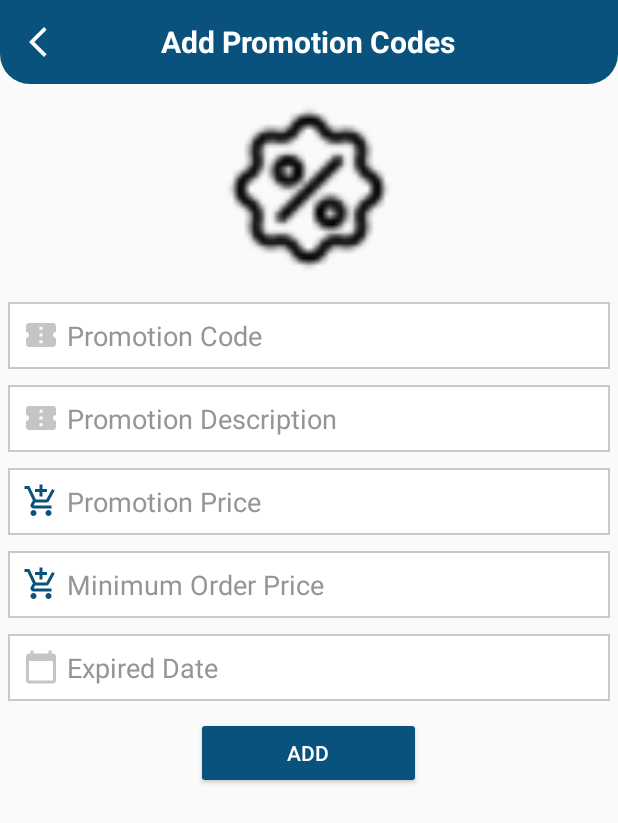
After one commit to Darksider1403/Grocery, an Android app: the AddPromotionCodeActivity screen opened directly, with no data from a screen before it, on a phone screen of 412 x 824 dp. The commit adds this screen. Shown: the top 823 px of the screen. Run offline under Robolectric (Android 15) with nearby library versions, the phone set to English and light mode, and no system bars; our stand-ins replace Firebase (no records; nobody signed in at launch, a user with empty details on screens opened directly).

Commit message:
UPDATE add promotion

```diff
--- /dev/null
+++ b/app/src/main/java/com/example/grocery/activities/AddPromotionCodeActivity.java
@@ -0,0 +1,170 @@
+package com.example.grocery.activities;
+
+import android.app.DatePickerDialog;
+import android.app.ProgressDialog;
+import android.os.Bundle;
+import android.text.TextUtils;
+import android.view.View;
+import android.widget.Button;
+import android.widget.DatePicker;
+import android.widget.EditText;
+import android.widget.ImageButton;
+import android.widget.ImageView;
+import android.widget.Toast;
+
+import androidx.activity.EdgeToEdge;
+import androidx.annotation.NonNull;
+import androidx.appcompat.app.AppCompatActivity;
+import androidx.core.graphics.Insets;
+import androidx.core.view.ViewCompat;
+import androidx.core.view.WindowInsetsCompat;
+
+import com.example.grocery.R;
+import com.google.android.gms.tasks.OnFailureListener;
+import com.google.android.gms.tasks.OnSuccessListener;
+import com.google.firebase.auth.FirebaseAuth;
+import com.google.firebase.database.DatabaseReference;
+import com.google.firebase.database.FirebaseDatabase;
+
+import java.text.DecimalFormat;
+import java.util.Calendar;
+import java.util.HashMap;
+
+public class AddPromotionCodeActivity extends AppCompatActivity {
+    private ImageButton backBtn;
+    private ImageView imageIv;
+    private EditText promoCodeEt,promoDescriptionEt,promoPriceEt,minimumOrderPriceEt,expireDateTv;
+    private Button addBtn;
+    FirebaseAuth firebaseAuth;
+    ProgressDialog progressDialog;
+    @Override
+    protected void onCreate(Bundle savedInstanceState) {
+        super.onCreate(savedInstanceState);
+        setContentView(R.layout.activity_add_promotion_code);
+        //init
+        backBtn = findViewById(R.id.backBtn);
+        imageIv = findViewById(R.id.imageIv);
+        promoCodeEt = findViewById(R.id.promoCodeEt);
+        promoDescriptionEt = findViewById(R.id.promoDescriptionEt);
+        promoPriceEt = findViewById(R.id.promoPriceEt);
+        minimumOrderPriceEt = findViewById(R.id.minimumOrderPriceEt);
+        expireDateTv = findViewById(R.id.expireDateTv);
+        addBtn = findViewById(R.id.addBtn);
+        firebaseAuth = FirebaseAuth.getInstance();
+        progressDialog = new ProgressDialog(this);
+        progressDialog.setTitle("Please wait");
+        progressDialog.setCanceledOnTouchOutside(false);
+        backBtn.setOnClickListener(new View.OnClickListener() {
+            @Override
+            public void onClick(View v) {
+                onBackPressed();
+            }
+        });
+        //Handle date
+        expireDateTv.setOnClickListener(new View.OnClickListener() {
+            @Override
+            public void onClick(View v) {
+                datePickDialog();
+            }
+        });
+        //Handle click add promo to db
+        addBtn.setOnClickListener(new View.OnClickListener() {
+            @Override
+            public void onClick(View v) {
+                inputData();
+            }
+        });
+
+    }
+    private String description,promoCode,promoPrice,minimumOrderPrice,expireDate;
+    private void inputData() {
+        //input data
+        promoCode = promoCodeEt.getText().toString().trim();
+        description = promoDescriptionEt.getText().toString().trim();
+        promoPrice = promoPriceEt.getText().toString().trim();
+        minimumOrderPrice = minimumOrderPriceEt.getText().toString().trim();
+        expireDate=expireDateTv.getText().toString().trim();
+
+        if(TextUtils.isEmpty(promoCode)){
+            Toast.makeText(this,"Enter discount code...",Toast.LENGTH_SHORT).show();
+            return;
+        }
+        if(TextUtils.isEmpty(description)){
+            Toast.makeText(this,"Enter description...",Toast.LENGTH_SHORT).show();
+            return;
+        }
+        if(TextUtils.isEmpty(promoPrice)){
+            Toast.makeText(this,"Enter promotion price...",Toast.LENGTH_SHORT).show();
+            return;
+        } if(TextUtils.isEmpty(minimumOrderPrice)){
+            Toast.makeText(this,"Enter minimum order price",Toast.LENGTH_SHORT).show();
+            return;
+        }
+        if(TextUtils.isEmpty(expireDate)){
+            Toast.makeText(this,"Enter discount code...",Toast.LENGTH_SHORT).show();
+            return;
+        }
+
+        addDataToDB();
+    }
+
+    private void addDataToDB() {
+        progressDialog.setMessage("Adding Promotion Code");
+        progressDialog.show();
+
+        String timestamp = ""+System.currentTimeMillis();
+        //setup data to add in db
+        HashMap<String, Object> hashMap = new HashMap<>();
+        hashMap.put("id",""+timestamp);
+        hashMap.put("timestamp",""+timestamp);
+        hashMap.put("description",""+description);
+        hashMap.put("promoCode",""+promoCode);
+        hashMap.put("promoPrice",""+promoPrice);
+        hashMap.put("minimumOrderPrice",""+minimumOrderPrice);
+        hashMap.put("expireDate",""+expireDate);
+        //init reference
+        DatabaseReference ref = FirebaseDatabase.getInstance("https://grocery-c0677-default-rtdb.asia-southeast1.firebasedatabase.app").getReference("Users");
+        ref.child(firebaseAuth.getUid()).child("Promotions").child(timestamp)
+                .setValue(hashMap)
+                .addOnSuccessListener(new OnSuccessListener<Void>() {
+                    @Override
+                    public void onSuccess(Void unused) {
+                        //code added
+                        progressDialog.dismiss();
+                        Toast.makeText(AddPromotionCodeActivity.this,"Promotion code added",Toast.LENGTH_SHORT).show();
+                    }
+                }).addOnFailureListener(new OnFailureListener() {
+                    @Override
+                    public void onFailure(@NonNull Exception e) {
+                        Toast.makeText(AddPromotionCodeActivity.this, ""+e.getMessage(),Toast.LENGTH_SHORT).show();
+
+                    }
+                });
+
+    }
+
+    private void datePickDialog() {
+        //get current date
+        Calendar c = Calendar.getInstance();
+        int mYear = c.get(Calendar.YEAR);
+        int mMonth = c.get(Calendar.MONTH);
+        int mDay = c.get(Calendar.DAY_OF_MONTH);
+        //date pick dialog
+        DatePickerDialog datePickerDialog = new DatePickerDialog(this, new DatePickerDialog.OnDateSetListener() {
+            @Override
+            public void onDateSet(DatePicker view, int year, int monthOfYear, int dayOfMonth) {
+                DecimalFormat mFormat = new DecimalFormat("00");
+                String pDay = mFormat.format(dayOfMonth);
+                String pMonth = mFormat.format(monthOfYear);
+                String pYear = ""+year;
+                String pDate = pDay +"/"+pMonth+"/"+pYear;//26/2/2090
+                expireDateTv.setText(pDate);
+            }
+        },mYear,mMonth,mDay);
+        //show dialog
+        datePickerDialog.show();
+        //diasable past date
+        datePickerDialog.getDatePicker().setMinDate(System.currentTimeMillis()-1000);
+
+    }
+}
--- /dev/null
+++ b/app/src/main/res/drawable/baseline_add_promo.xml
@@ -0,0 +1,5 @@
+<vector xmlns:android="http://schemas.android.com/apk/res/android" android:height="24dp" android:tint="#FFFFFF" android:viewportHeight="24" android:viewportWidth="24" android:width="24dp">
+
+    <path android:fillColor="@android:color/white" android:pathData="M13,7h-2v4L7,11v2h4v4h2v-4h4v-2h-4L13,7zM12,2C6.49,2 2,6.49 2,12s4.49,10 10,10h8c1.1,0 2,-0.9 2,-2v-8c0,-5.51 -4.49,-10 -10,-10zM12,20c-4.41,0 -8,-3.59 -8,-8s3.59,-8 8,-8 8,3.59 8,8 -3.59,8 -8,8z"/>
+
+</vector>
--- /dev/null
+++ b/app/src/main/res/drawable/baseline_calendar.xml
@@ -0,0 +1,5 @@
+<vector xmlns:android="http://schemas.android.com/apk/res/android" android:height="24dp" android:tint="#C5C5C5" android:viewportHeight="24" android:viewportWidth="24" android:width="24dp">
+
+    <path android:fillColor="@android:color/white" android:pathData="M20,3h-1L19,1h-2v2L7,3L7,1L5,1v2L4,3c-1.1,0 -2,0.9 -2,2v16c0,1.1 0.9,2 2,2h16c1.1,0 2,-0.9 2,-2L22,5c0,-1.1 -0.9,-2 -2,-2zM20,21L4,21L4,8h16v13z"/>
+
+</vector>
--- /dev/null
+++ b/app/src/main/res/drawable/baseline_discount.xml
@@ -0,0 +1,5 @@
+<vector xmlns:android="http://schemas.android.com/apk/res/android" android:height="24dp" android:tint="#C5C5C5" android:viewportHeight="24" android:viewportWidth="24" android:width="24dp">
+
+    <path android:fillColor="@android:color/white" android:pathData="M22,10V6c0,-1.11 -0.9,-2 -2,-2H4C2.9,4 2.01,4.89 2.01,6v4C3.11,10 4,10.9 4,12s-0.89,2 -2,2v4c0,1.1 0.9,2 2,2h16c1.1,0 2,-0.9 2,-2v-4c-1.1,0 -2,-0.9 -2,-2S20.9,10 22,10zM13,17.5h-2v-2h2V17.5zM13,13h-2v-2h2V13zM13,8.5h-2v-2h2V8.5z"/>
+
+</vector>
--- /dev/null
+++ b/app/src/main/res/drawable/baseline_more_white.xml
@@ -0,0 +1,5 @@
+<vector xmlns:android="http://schemas.android.com/apk/res/android" android:height="24dp" android:tint="#FFFFFF" android:viewportHeight="24" android:viewportWidth="24" android:width="24dp">
+
+    <path android:fillColor="@android:color/white" android:pathData="M12,8c1.1,0 2,-0.9 2,-2s-0.9,-2 -2,-2 -2,0.9 -2,2 0.9,2 2,2zM12,10c-1.1,0 -2,0.9 -2,2s0.9,2 2,2 2,-0.9 2,-2 -0.9,-2 -2,-2zM12,16c-1.1,0 -2,0.9 -2,2s0.9,2 2,2 2,-0.9 2,-2 -0.9,-2 -2,-2z"/>
+
+</vector>
--- /dev/null
+++ b/app/src/main/res/layout/activity_add_promotion_code.xml
@@ -0,0 +1,124 @@
+<?xml version="1.0" encoding="utf-8"?>
+<RelativeLayout xmlns:android="http://schemas.android.com/apk/res/android"
+    xmlns:app="http://schemas.android.com/apk/res-auto"
+    xmlns:tools="http://schemas.android.com/tools"
+    android:id="@+id/main"
+    android:layout_width="match_parent"
+    android:layout_height="match_parent"
+    tools:context=".activities.AddPromotionCodeActivity">
+    <RelativeLayout
+        android:layout_width="match_parent"
+        android:id="@+id/toolbarRl"
+        android:layout_height="?attr/actionBarSize"
+        android:background="@drawable/shape_rect01"
+        android:padding="10dp">
+
+        <ImageButton
+            android:id="@+id/backBtn"
+            android:layout_width="30dp"
+            android:layout_height="30dp"
+            android:layout_centerVertical="true"
+            android:background="@null"
+            android:src="@drawable/ic_back_white"/>
+        <TextView
+            android:layout_width="wrap_content"
+            android:layout_height="wrap_content"
+            android:layout_centerHorizontal="true"
+            android:layout_centerVertical="true"
+            android:text="Add Promotion Codes"
+            android:textSize="20sp"
+            android:textStyle="bold"
+            android:textColor="@color/colorWhite"/>
+
+    </RelativeLayout>
+    <ImageView
+        android:layout_width="120dp"
+        android:layout_height="120dp"
+        android:src="@drawable/promo"
+        android:layout_below="@+id/toolbarRl"
+        android:layout_margin="10dp"
+        android:id="@+id/imageIv"
+        android:layout_centerHorizontal="true"/>
+
+    <EditText
+        android:id="@+id/promoCodeEt"
+        android:layout_width="match_parent"
+        android:layout_height="wrap_content"
+        android:layout_below="@+id/imageIv"
+        android:layout_margin="5dp"
+        android:background="@drawable/shape_rect02"
+        android:drawableStart="@drawable/baseline_discount"
+        android:drawablePadding="5dp"
+        android:hint="Promotion Code"
+        android:inputType="textCapWords"
+        android:padding="10dp"
+        android:textColor="@color/colorBlack" android:textColorHint="@color/colorGray02"/>
+    <EditText
+        android:id="@+id/promoDescriptionEt"
+        android:layout_width="match_parent"
+        android:layout_height="wrap_content"
+        android:layout_below="@+id/promoCodeEt"
+        android:layout_margin="5dp"
+        android:background="@drawable/shape_rect02"
+        android:drawableStart="@drawable/baseline_discount"
+        android:drawablePadding="5dp"
+        android:hint="Promotion Description"
+        android:inputType="textCapSentences|textMultiLine"
+        android:padding="10dp"
+        android:textColor="@color/colorBlack"
+        android:textColorHint="@color/colorGray02"/>
+    <EditText
+        android:id="@+id/promoPriceEt"
+        android:layout_width="match_parent"
+        android:layout_height="wrap_content"
+        android:layout_below="@+id/promoDescriptionEt"
+        android:layout_margin="5dp"
+        android:background="@drawable/shape_rect02"
+        android:drawableStart="@drawable/add_shopping_cart_primary"
+        android:drawablePadding="5dp"
+        android:hint="Promotion Price"
+        android:inputType="numberDecimal"
+        android:padding="10dp"
+        android:textColor="@color/colorBlack"
+        android:textColorHint="@color/colorGray02"/>
+
+    <EditText
+        android:id="@+id/minimumOrderPriceEt"
+        android:layout_width="match_parent"
+        android:layout_height="wrap_content"
+        android:layout_below="@+id/promoPriceEt"
+        android:layout_margin="5dp"
+        android:background="@drawable/shape_rect02"
+        android:drawableStart="@drawable/add_shopping_cart_primary"
+        android:drawablePadding="5dp"
+        android:hint="Minimum Order Price"
+        android:inputType="numberDecimal"
+        android:padding="10dp"
+        android:textColor="@color/colorBlack"
+        android:textColorHint="@color/colorGray02"/>
+    <EditText
+        android:id="@+id/expireDateTv"
+        android:layout_width="match_parent"
+        android:layout_height="wrap_content"
+        android:layout_below="@+id/minimumOrderPriceEt"
+        android:layout_margin="5dp"
+        android:background="@drawable/shape_rect02"
+        android:drawableStart="@drawable/baseline_calendar"
+        android:drawablePadding="5dp"
+        android:hint="Expired Date"
+        android:gravity="center_vertical"
+        android:padding="10dp"
+        android:textColor="@color/colorBlack"
+        android:textColorHint="@color/colorGray02"/>
+
+    <Button
+        android:id="@+id/addBtn"
+        android:layout_width="wrap_content"
+        android:layout_height="wrap_content"
+        android:layout_below="@+id/expireDateTv"
+        android:layout_centerHorizontal="true"
+        android:layout_marginTop="5dp"
+        android:minWidth="150dp"
+        android:text="Add"
+        style="@style/Widget.AppCompat.Button.Colored"/>
+</RelativeLayout>
```
Also changed, not shown: app/src/main/AndroidManifest.xml (+9 -5 lines), app/src/main/java/com/example/grocery/activities/MainSellerActivity.java (+29 -13 lines), app/src/main/java/com/example/grocery/activities/PromotionCodesActivity.java (added, +42 -0 lines), app/src/main/res/layout/activity_main_seller.xml (+22 -15 lines), app/src/main/res/layout/activity_promotion_codes.xml (added, +43 -0 lines), app/src/main/res/drawable/promo.png (added).
